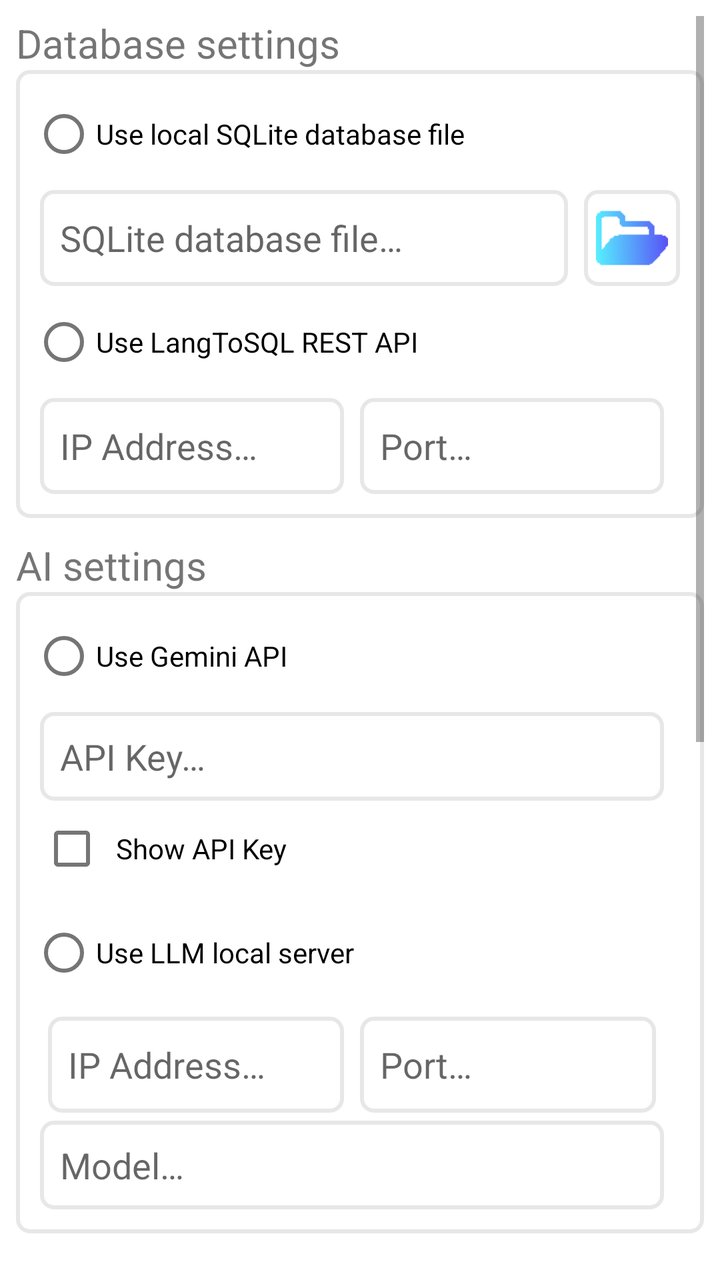
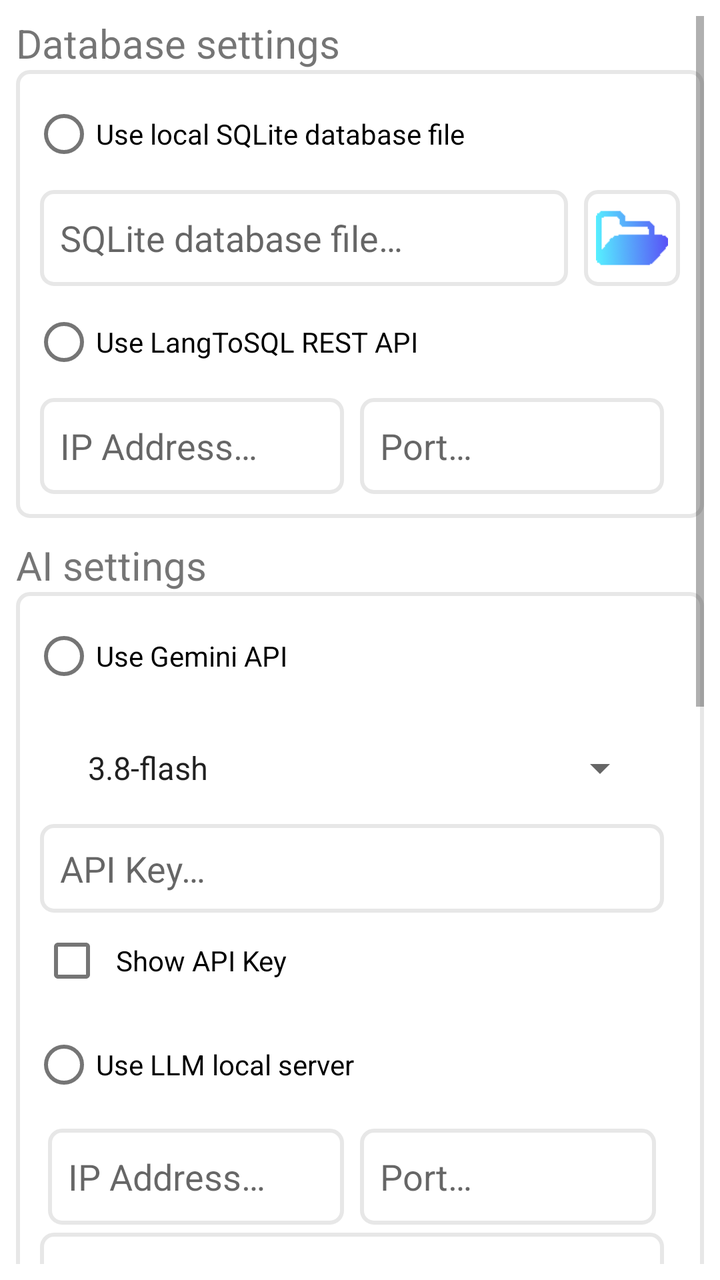

Before-and-after screenshots of an Android layout around one commit, followed by the original layout XML and the change that was made.
<!-- AndroidManifest.xml: application theme Theme.LangToSQL -->
<!-- res/layout/fragment_config.xml -->
<?xml version="1.0" encoding="utf-8"?>

<ScrollView xmlns:android="http://schemas.android.com/apk/res/android"
    xmlns:tools="http://schemas.android.com/tools"
    android:id="@+id/scrollConfig"
    android:layout_width="match_parent"
    android:layout_height="match_parent"
    android:orientation="vertical"
    android:padding="8dp"
    tools:context=".ui.config.ConfigFragment">

    <LinearLayout
        android:layout_width="wrap_content"
        android:layout_height="wrap_content"
        android:orientation="vertical">

        <TextView
            android:layout_width="match_parent"
            android:layout_height="wrap_content"
            android:text="@string/title_db"
            android:textSize="20sp"/>

        <RadioGroup
            android:layout_width="match_parent"
            android:layout_height="wrap_content"
            android:background="@drawable/outline_box"
            android:padding="8dp"
            android:saveEnabled="false">

            <RadioButton
                android:id="@+id/useSQLite"
                android:layout_width="match_parent"
                android:layout_height="wrap_content"
                android:text="@string/radio_SQLite"/>

            <LinearLayout
                android:layout_width="match_parent"
                android:layout_height="wrap_content"
                android:orientation="horizontal"
                android:padding="4dp">

                <EditText
                    android:id="@+id/fileText"
                    android:inputType="text"
                    android:layout_width="0dp"
                    android:layout_height="48dp"
                    android:layout_weight="1"
                    android:layout_marginEnd="8dp"
                    android:background="@drawable/outline_box"
                    android:padding="10dp"
                    android:hint="@string/hint_file" />

                <ImageButton
                    android:id="@+id/fileButton"
                    android:layout_width="48dp"
                    android:layout_height="48dp"
                    android:focusable="true"
                    android:src="@drawable/file"
                    android:background="@drawable/outline_box"
                    android:padding="6dp"
                    android:scaleType="centerInside"
                    android:clickable="true" />

            </LinearLayout>

            <RadioButton
                android:id="@+id/useApi"
                android:layout_width="match_parent"
                android:layout_height="wrap_content"
                android:text="@string/radio_API"/>

            <LinearLayout
                android:layout_width="match_parent"
                android:layout_height="wrap_content"
                android:orientation="horizontal"
                android:padding="4dp">

                <EditText
                    android:id="@+id/apiIpText"
                    android:inputType="text"
                    android:layout_width="0dp"
                    android:layout_height="48dp"
                    android:layout_weight="1"
                    android:layout_marginEnd="8dp"
                    android:background="@drawable/outline_box"
                    android:padding="10dp"
                    android:hint="@string/hint_ip"/>

                <EditText
                    android:id="@+id/apiPortText"
                    android:inputType="text"
                    android:layout_width="0dp"
                    android:layout_height="48dp"
                    android:layout_weight="1"
                    android:layout_marginEnd="8dp"
                    android:background="@drawable/outline_box"
                    android:padding="10dp"
                    android:hint="@string/hint_port"/>
            </LinearLayout>

        </RadioGroup>

        <TextView
            android:layout_width="match_parent"
            android:layout_height="wrap_content"
            android:layout_marginTop="10dp"
            android:text="@string/title_ai"
            android:textSize="20sp"/>

        <RadioGroup
            android:layout_width="match_parent"
            android:layout_height="wrap_content"
            android:background="@drawable/outline_box"
            android:padding="8dp"
            android:saveEnabled="false">

            <RadioButton
                android:id="@+id/useGemini"
                android:layout_width="match_parent"
                android:layout_height="wrap_content"
                android:text="@string/radio_Gemini"/>

            <LinearLayout
                android:layout_width="match_parent"
                android:layout_height="wrap_content"
                android:orientation="vertical"
                android:padding="4dp">

                <EditText
                    android:id="@+id/geminiKeyText"
                    android:inputType="textPassword"
                    android:layout_width="match_parent"
                    android:layout_height="0dp"
                    android:layout_weight="1"
                    android:layout_marginEnd="8dp"
                    android:background="@drawable/outline_box"
                    android:padding="10dp"
                    android:hint="@string/hint_key" />

                <CheckBox
                    android:id="@+id/showCheck"
                    android:layout_width="match_parent"
                    android:layout_height="wrap_content"
                    android:padding="6dp"
                    android:scaleType="centerInside"
                    android:text="@string/show_key"/>

            </LinearLayout>

            <RadioButton
                android:id="@+id/useLLM"
                android:layout_width="match_parent"
                android:layout_height="wrap_content"
                android:text="@string/radio_LLM"/>

            <LinearLayout
                android:layout_width="match_parent"
                android:layout_height="wrap_content"
                android:orientation="vertical"
                android:padding="4dp">

                <LinearLayout
                    android:layout_width="match_parent"
                    android:layout_height="wrap_content"
                    android:orientation="horizontal"
                    android:padding="4dp">

                    <EditText
                        android:id="@+id/llmIpText"
                        android:inputType="text"
                        android:layout_width="0dp"
                        android:layout_height="48dp"
                        android:layout_weight="1"
                        android:layout_marginEnd="8dp"
                        android:background="@drawable/outline_box"
                        android:padding="10dp"
                        android:hint="@string/hint_ip"/>

                    <EditText
                        android:id="@+id/llmPortText"
                        android:inputType="text"
                        android:layout_width="0dp"
                        android:layout_height="48dp"
                        android:layout_weight="1"
                        android:layout_marginEnd="8dp"
                        android:background="@drawable/outline_box"
                        android:padding="10dp"
                        android:hint="@string/hint_port"/>

                </LinearLayout>

                <EditText
                    android:id="@+id/llmModelText"
                    android:inputType="text"
                    android:layout_width="match_parent"
                    android:layout_height="0dp"
                    android:layout_weight="1"
                    android:layout_marginEnd="8dp"
                    android:background="@drawable/outline_box"
                    android:padding="10dp"
                    android:hint="@string/hint_model"/>

            </LinearLayout>

        </RadioGroup>

        <TextView
            android:layout_width="match_parent"
            android:layout_height="wrap_content"
            android:layout_marginTop="10dp"
            android:text="@string/title_theme"
            android:textSize="20sp"/>

        <RadioGroup
            android:layout_width="match_parent"
            android:layout_height="wrap_content"
            android:background="@drawable/outline_box"
            android:padding="8dp"
            android:saveEnabled="false">

            <RadioButton
                android:id="@+id/useSystemTheme"
                android:layout_width="match_parent"
                android:layout_height="wrap_content"
                android:text="@string/radio_system"/>

            <RadioButton
                android:id="@+id/useClearTheme"
                android:layout_width="match_parent"
                android:layout_height="wrap_content"
                android:text="@string/radio_clear"/>

            <RadioButton
                android:id="@+id/useDarkTheme"
                android:layout_width="match_parent"
                android:layout_height="wrap_content"
                android:text="@string/radio_dark"/>

        </RadioGroup>

        <TextView
            android:layout_width="match_parent"
            android:layout_height="wrap_content"
            android:layout_marginTop="10dp"
            android:text="@string/title_support"
            android:textSize="20sp"/>

        <LinearLayout
            android:layout_width="match_parent"
            android:layout_height="wrap_content"
            android:orientation="vertical"
            android:background="@drawable/outline_box"
            android:padding="8dp">

            <TextView
                android:id="@+id/linkIssue"
                android:layout_width="match_parent"
                android:layout_height="wrap_content"
                android:text="@string/link_issue"
                android:textColor="@color/violet_200"
                android:padding="10dp"
                android:autoLink="web"
                android:linksClickable="true"/>

            <TextView
                android:id="@+id/linkApi"
                android:layout_width="match_parent"
                android:layout_height="wrap_content"
                android:text="@string/link_api"
                android:textColor="@color/violet_200"
                android:padding="10dp"
                android:autoLink="web"
                android:linksClickable="true"/>

            <TextView
                android:id="@+id/linkGithub"
                android:layout_width="match_parent"
                android:layout_height="wrap_content"
                android:text="@string/link_github"
                android:textColor="@color/violet_200"
                android:padding="10dp"
                android:autoLink="web"
                android:linksClickable="true"/>

            <TextView
                android:id="@+id/linkMail"
                android:layout_width="match_parent"
                android:layout_height="wrap_content"
                android:text="@string/link_mail"
                android:textColor="@color/violet_200"
                android:padding="10dp"
                android:autoLink="email"
                android:linksClickable="true"/>

        </LinearLayout>

        <LinearLayout
            android:layout_width="match_parent"
            android:layout_height="wrap_content"
            android:orientation="horizontal"
            android:padding="4dp">

            <CheckBox
                android:id="@+id/showQueryCheck"
                android:layout_width="wrap_content"
                android:layout_height="48dp"
                android:padding="6dp"
                android:scaleType="centerInside"
                android:text="@string/check_show"/>

            <View
                android:layout_width="0dp"
                android:layout_height="0dp"
                android:layout_weight="1" />

            <ImageButton
                android:id="@+id/saveButton"
                android:layout_width="48dp"
                android:layout_height="48dp"
                android:focusable="true"
                android:src="@drawable/save"
                android:background="@drawable/outline_box"
                android:layout_marginTop="10dp"
                android:padding="6dp"
                android:layout_margin="2dp"
                android:scaleType="centerInside"
                android:clickable="true"
                android:layout_gravity="end"/>

        </LinearLayout>

    </LinearLayout>

</ScrollView>
<!-- resources referenced by this layout -->
<resources>
  <color name="violet_200">#5972F9</color>
  <!-- drawable file: png bitmap (drawable, 2761 bytes) -->
  <!-- drawable outline_box (drawable) -->
  <?xml version="1.0" encoding="utf-8"?>
  <shape xmlns:android="http://schemas.android.com/apk/res/android">
  
      <solid android:color="@android:color/transparent"/>
  
      <stroke
          android:width="2dp"
          android:color="@color/gray" />
  
      <corners android:radius="6dp"/>
  
      <solid android:color="@color/back"/>
  
      <padding
          android:left="8dp"
          android:top="8dp"
          android:right="8dp"
          android:bottom="8dp"/>
  </shape>
  <!-- drawable save: png bitmap (drawable, 2952 bytes) -->
  <string name="check_show">Show advanced run query fields</string>
  <string name="hint_file">SQLite database file…</string>
  <string name="hint_ip">IP Address…</string>
  <string name="hint_key">API Key…</string>
  <string name="hint_model">Model…</string>
  <string name="hint_port">Port…</string>
  <string name="link_api">● See the documentation of the LangToSQL REST API.</string>
  <string name="link_github">● Check the source code on Github.</string>
  <string name="link_issue">● Report a bug on the official Issues Tracker.</string>
  <string name="link_mail">● Contact with me through this email.</string>
  <string name="radio_API">Use LangToSQL REST API</string>
  <string name="radio_Gemini">Use Gemini API</string>
  <string name="radio_LLM">Use LLM local server</string>
  <string name="radio_SQLite">Use local SQLite database file</string>
  <string name="radio_clear">Clear theme</string>
  <string name="radio_dark">Dark theme</string>
  <string name="radio_system">Use the device theme</string>
  <string name="show_key">Show API Key</string>
  <string name="title_ai">AI settings</string>
  <string name="title_db">Database settings</string>
  <string name="title_support">Support</string>
  <string name="title_theme">Theme</string>
  <style name="Theme.LangToSQL" parent="Theme.MaterialComponents.DayNight.DarkActionBar">
          
          <item name="colorPrimary">@color/blue_500</item>
          <item name="colorPrimaryVariant">@color/blue_700</item>
          <item name="colorOnPrimary">@color/white</item>
          
          <item name="colorSecondary">@color/violet_200</item>
          <item name="colorSecondaryVariant">@color/violet_700</item>
          <item name="colorOnSecondary">@color/black</item>
          
          <item name="android:statusBarColor">?attr/colorPrimaryVariant</item>
          
      </style>
  <color name="gray">#E7E7E7</color>
  <color name="back">#FFFFFFFF</color>
  <color name="blue_500">#72CEFD</color>
  <color name="blue_700">#65A0FB</color>
  <color name="white">#FFFFFFFF</color>
  <color name="violet_700">#594AF6</color>
  <color name="black">#FF000000</color>
</resources>

<!-- the commit's change to res/layout/fragment_config.xml (unified diff, before → after) -->
@@ -125,6 +125,13 @@
                 android:layout_height="wrap_content"
                 android:orientation="vertical"
                 android:padding="4dp">
+
+                <Spinner
+                    android:id="@+id/geminiModel"
+                    android:layout_width="match_parent"
+                    android:layout_height="wrap_content"
+                    android:layout_margin="16dp"
+                    android:entries="@array/spinner_items" />
 
                 <EditText
                     android:id="@+id/geminiKeyText"
<!-- resource entries referenced after the edit -->
@@ -1,5 +1,12 @@
 <!-- resources referenced by this layout -->
 <resources>
+  <string-array name="spinner_items">
+          <item>3.8-flash</item>
+          <item>3.5-flash</item>
+          <item>3.5-flash-lite</item>
+          <item>2.5-flash</item>
+          <item>2.5-flash-lite</item>
+      </string-array>
   <color name="violet_200">#5972F9</color>
   <!-- drawable file: png bitmap (drawable, 2761 bytes) -->
   <!-- drawable outline_box (drawable) -->
